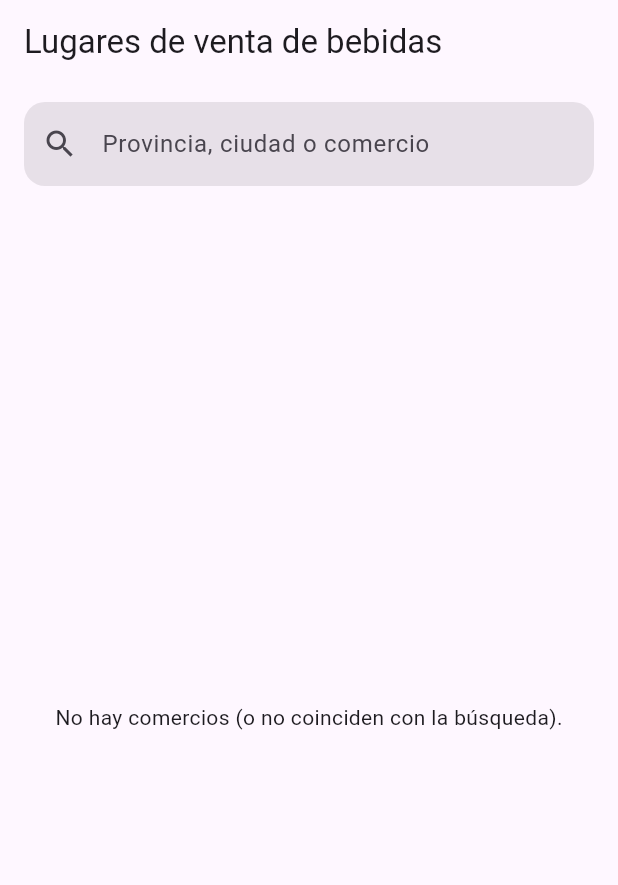
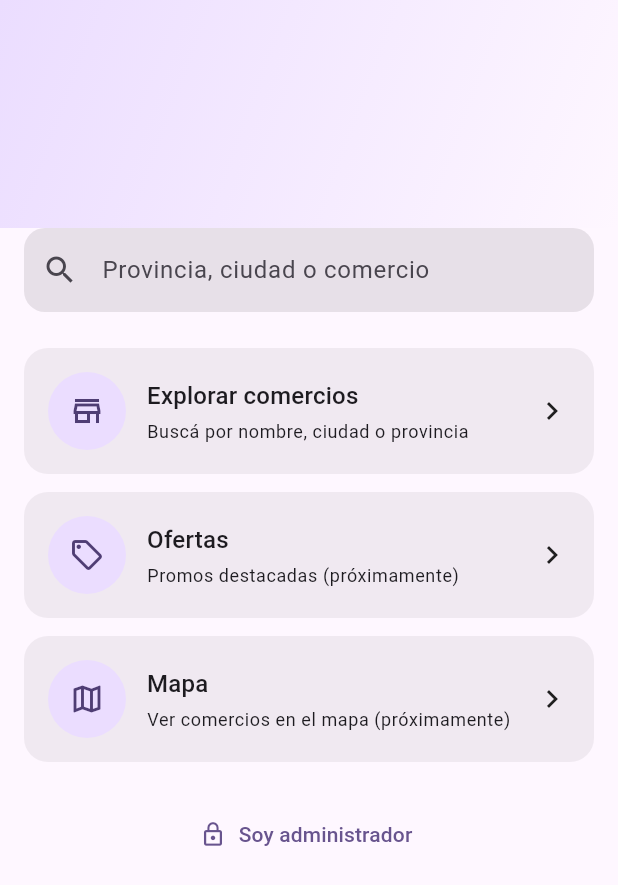
Before and after one commit to sebazzknox/AplicacionMovil_bebidas, a Flutter app: the screen it shows after launch, on a phone screen of 412 x 824 dp. Shown: the top 885 px of the screen. Run offline on Flutter 3.47's test engine with Material 3 defaults, Android fonts, the phone set to English and light mode, and no system bars; our stand-ins replace cloud_firestore, firebase_core, firebase_storage, image_picker; accounts and stored records are empty.

Commit message:
version 1.1

```diff
--- /dev/null
+++ b/lib/home_landing_page.dart
@@ -0,0 +1,230 @@
+import 'package:flutter/material.dart';
+import 'comercios_page.dart';
+
+class HomeLandingPage extends StatelessWidget {
+  const HomeLandingPage({super.key});
+
+  @override
+  Widget build(BuildContext context) {
+    final cs = Theme.of(context).colorScheme;
+
+    return Scaffold(
+      body: CustomScrollView(
+        slivers: [
+          SliverAppBar.large(
+            backgroundColor: cs.surface,
+            title: const Text('Bebidas cerca de vos'),
+            flexibleSpace: FlexibleSpaceBar(
+              background: Container(
+                decoration: BoxDecoration(
+                  gradient: LinearGradient(
+                    begin: Alignment.topLeft,
+                    end: Alignment.bottomRight,
+                    colors: [cs.primaryContainer, cs.surface],
+                  ),
+                ),
+              ),
+            ),
+          ),
+          SliverToBoxAdapter(
+            child: Padding(
+              padding: const EdgeInsets.fromLTRB(16, 0, 16, 24),
+              child: Column(
+                crossAxisAlignment: CrossAxisAlignment.start,
+                children: [
+                  // Buscador "dummy" → abre la lista con foco
+                  TextField(
+                    readOnly: true,
+                    onTap: () => Navigator.push(
+                      context,
+                      MaterialPageRoute(builder: (_) => const ComerciosPage()),
+                    ),
+                    decoration: InputDecoration(
+                      hintText: 'Provincia, ciudad o comercio',
+                      prefixIcon: const Icon(Icons.search),
+                      filled: true,
+                      border: OutlineInputBorder(
+                        borderRadius: BorderRadius.circular(14),
+                        borderSide: BorderSide.none,
+                      ),
+                    ),
+                  ),
+                  const SizedBox(height: 24),
+
+                  // Acciones principales
+                  _ActionCard(
+                    icon: Icons.store_mall_directory_outlined,
+                    title: 'Explorar comercios',
+                    subtitle: 'Buscá por nombre, ciudad o provincia',
+                    onTap: () => Navigator.push(
+                      context,
+                      MaterialPageRoute(builder: (_) => const ComerciosPage()),
+                    ),
+                  ),
+                  const SizedBox(height: 12),
+                  _ActionCard(
+                    icon: Icons.local_offer_outlined,
+                    title: 'Ofertas',
+                    subtitle: 'Promos destacadas (próximamente)',
+                    onTap: () {
+                      ScaffoldMessenger.of(context).showSnackBar(
+                        const SnackBar(content: Text('Próximamente ✨')),
+                      );
+                    },
+                  ),
+                  const SizedBox(height: 12),
+                  _ActionCard(
+                    icon: Icons.map_outlined,
+                    title: 'Mapa',
+                    subtitle: 'Ver comercios en el mapa (próximamente)',
+                    onTap: () {
+                      ScaffoldMessenger.of(context).showSnackBar(
+                        const SnackBar(content: Text('Próximamente ✨')),
+                      );
+                    },
+                  ),
+
+                  const SizedBox(height: 24),
+                  Center(
+                    child: TextButton.icon(
+                      onPressed: () => _showAdminLogin(context),
+                      icon: const Icon(Icons.lock_outline),
+                      label: const Text('Soy administrador'),
+                    ),
+                  ),
+                ],
+              ),
+            ),
+          ),
+        ],
+      ),
+    );
+  }
+
+  // Sheet con login simple de admin (PIN) – luego lo cambiamos por Firebase Auth
+  void _showAdminLogin(BuildContext context) {
+    final pinCtrl = TextEditingController();
+
+    showModalBottomSheet(
+      context: context,
+      isScrollControlled: true,
+      builder: (ctx) {
+        return Padding(
+          padding: EdgeInsets.only(
+            left: 16,
+            right: 16,
+            bottom: MediaQuery.of(ctx).viewInsets.bottom + 16,
+            top: 16,
+          ),
+          child: Column(
+            mainAxisSize: MainAxisSize.min,
+            children: [
+              const ListTile(
+                leading: Icon(Icons.admin_panel_settings_outlined),
+                title: Text('Acceso administrador'),
+                subtitle: Text('Ingresá tu PIN para gestionar bebidas'),
+              ),
+              TextField(
+                controller: pinCtrl,
+                obscureText: true,
+                keyboardType: TextInputType.number,
+                decoration: const InputDecoration(
+                  labelText: 'PIN',
+                  prefixIcon: Icon(Icons.password_outlined),
+                ),
+              ),
+              const SizedBox(height: 12),
+              Row(
+                children: [
+                  TextButton(
+                    onPressed: () => Navigator.pop(ctx),
+                    child: const Text('Cancelar'),
+                  ),
+                  const Spacer(),
+                  FilledButton.icon(
+                    icon: const Icon(Icons.login),
+                    label: const Text('Ingresar'),
+                    onPressed: () {
+                      // ⚠️ PIN provisorio: cambiamos luego por Firebase Auth
+                      const pinValido = '1234';
+                      if (pinCtrl.text.trim() == pinValido) {
+                        Navigator.pop(ctx); // cerramos el sheet
+                        // Marcamos admin via argumento de ruta o provider simple
+                        Navigator.push(
+                          context,
+                          MaterialPageRoute(
+                            builder: (_) => const ComerciosPage(), // abre lista
+                          ),
+                        );
+                        ScaffoldMessenger.of(context).showSnackBar(
+                          const SnackBar(content: Text('Modo admin activado')),
+                        );
+                      } else {
+                        ScaffoldMessenger.of(ctx).showSnackBar(
+                          const SnackBar(content: Text('PIN incorrecto')),
+                        );
+                      }
+                    },
+                  ),
+                ],
+              ),
+            ],
+          ),
+        );
+      },
+    );
+  }
+}
+
+class _ActionCard extends StatelessWidget {
+  final IconData icon;
+  final String title;
+  final String subtitle;
+  final VoidCallback onTap;
+
+  const _ActionCard({
+    required this.icon,
+    required this.title,
+    required this.subtitle,
+    required this.onTap,
+  });
+
+  @override
+  Widget build(BuildContext context) {
+    final cs = Theme.of(context).colorScheme;
+    return Material(
+      color: cs.surfaceContainerHighest.withOpacity(.6),
+      borderRadius: BorderRadius.circular(16),
+      child: InkWell(
+        borderRadius: BorderRadius.circular(16),
+        onTap: onTap,
+        child: Padding(
+          padding: const EdgeInsets.all(16),
+          child: Row(
+            children: [
+              CircleAvatar(
+                radius: 26,
+                backgroundColor: cs.primaryContainer,
+                child: Icon(icon, color: cs.onPrimaryContainer),
+              ),
+              const SizedBox(width: 14),
+              Expanded(
+                child: Column(
+                  crossAxisAlignment: CrossAxisAlignment.start,
+                  children: [
+                    Text(title,
+                        style: Theme.of(context).textTheme.titleMedium),
+                    const SizedBox(height: 4),
+                    Text(subtitle,
+                        style: Theme.of(context).textTheme.bodySmall),
+                  ],
+                ),
+              ),
+              const Icon(Icons.chevron_right),
+            ],
+          ),
+        ),
+      ),
+    );
+  }
+}
--- a/lib/main.dart
+++ b/lib/main.dart
@@ -1,8 +1,11 @@
 import 'package:flutter/material.dart';
 import 'package:firebase_core/firebase_core.dart';
-
+import 'home_landing_page.dart';
 import 'comercios_page.dart';
 import 'bebidas_page.dart';
+
+
+
 
 Future<void> main() async {
   WidgetsFlutterBinding.ensureInitialized();
@@ -23,9 +26,9 @@ class MyApp extends StatelessWidget {
         colorSchemeSeed: Colors.deepPurple,
       ),
       // 👉 Dejamos como pantalla inicial la lista de comercios
-      home: const ComerciosPage(),
+      home: const HomeLandingPage(),
       routes: {
-        '/bebidas': (_) => const BebidasPage(),
+        '/comercios': (_) => const ComerciosPage(),
       },
     );
   }
```
Also changed, not shown: lib/comercios_page.dart (+41 -2 lines).
